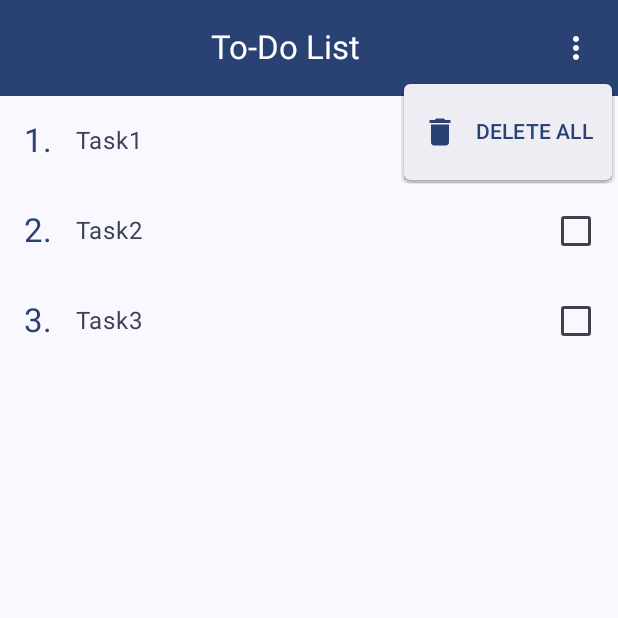
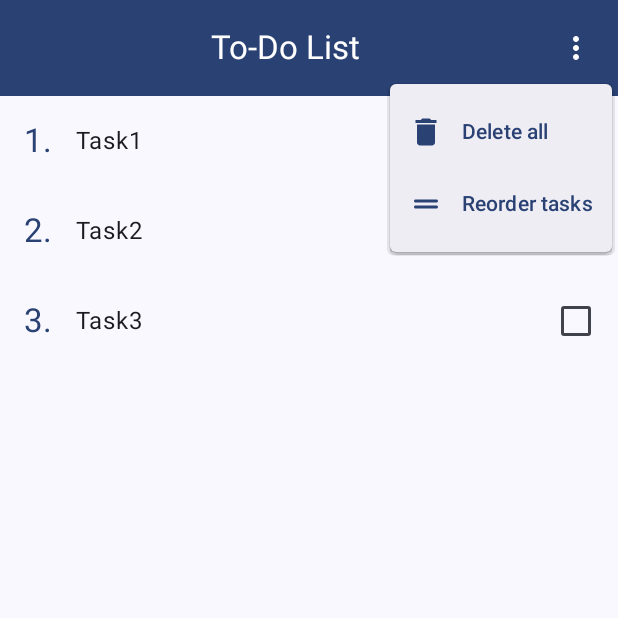
Before and after one commit to 01gaM/todo-list, an Android app built with Jetpack Compose: the screen it shows after launch (MainActivity), after a tap on "More icon", on a phone screen of 412 x 824 dp, the top half of it. Run offline under Robolectric (Android 15) with nearby library versions, the phone set to English and light mode, and no system bars; libraries missing offline, so code that uses them is left out: sh.calvin.reorderable; 1 statement that could not run was skipped.

Commit message:
add drag-to-reorder functionality for list items

```diff
--- a/app/build.gradle.kts
+++ b/app/build.gradle.kts
@@ -56,6 +56,8 @@ dependencies {
   implementation(libs.androidx.ui.graphics)
   implementation(libs.androidx.ui.tooling.preview)
   implementation(libs.androidx.material3)
+  implementation(libs.androidx.material.icons)
+  implementation(libs.reorderable)
   testImplementation(libs.junit)
   androidTestImplementation(libs.androidx.junit)
   androidTestImplementation(libs.androidx.espresso.core)
--- a/app/src/main/java/com/example/todo_list/MainActivity.kt
+++ b/app/src/main/java/com/example/todo_list/MainActivity.kt
@@ -33,12 +33,18 @@ class MainActivity : ComponentActivity() {
         taskList.remove(deletedTask)
       }
 
+      val onItemMoved: (Int, Int) -> Unit = { fromIndex, toIndex ->
+        val item = taskList.removeAt(fromIndex)
+        taskList.add(toIndex, item)
+      }
+
       ToDoListTheme {
         MainScreenContent(
           taskList = taskList,
           onItemClick = onItemClick,
           onItemDelete = onItemDelete,
-          onDeleteAllClick = { taskList.clear() }
+          onDeleteAllClick = { taskList.clear() },
+          onItemMoved = onItemMoved
         )
       }
     }
--- a/app/src/main/java/com/example/todo_list/ui/main_screen/compose/MainScreenContent.kt
+++ b/app/src/main/java/com/example/todo_list/ui/main_screen/compose/MainScreenContent.kt
@@ -2,26 +2,22 @@ package com.example.todo_list.ui.main_screen.compose
 
 import android.content.res.Configuration
 import androidx.compose.animation.AnimatedVisibility
-import androidx.compose.animation.animateColorAsState
+import androidx.compose.animation.expandIn
 import androidx.compose.animation.fadeIn
 import androidx.compose.animation.fadeOut
-import androidx.compose.foundation.ExperimentalFoundationApi
+import androidx.compose.animation.shrinkOut
 import androidx.compose.foundation.background
-import androidx.compose.foundation.clickable
 import androidx.compose.foundation.layout.Arrangement
 import androidx.compose.foundation.layout.Column
-import androidx.compose.foundation.layout.Row
 import androidx.compose.foundation.layout.fillMaxSize
 import androidx.compose.foundation.layout.fillMaxWidth
 import androidx.compose.foundation.layout.padding
 import androidx.compose.foundation.lazy.LazyColumn
 import androidx.compose.foundation.lazy.itemsIndexed
+import androidx.compose.foundation.lazy.rememberLazyListState
 import androidx.compose.material.icons.Icons
-import androidx.compose.material.icons.filled.Delete
 import androidx.compose.material.icons.filled.MoreVert
-import androidx.compose.material3.Checkbox
-import androidx.compose.material3.DropdownMenu
-import androidx.compose.material3.DropdownMenuItem
+import androidx.compose.material3.Button
 import androidx.compose.material3.ExperimentalMaterial3Api
 import androidx.compose.material3.Icon
 import androidx.compose.material3.IconButton
@@ -39,31 +35,35 @@ import androidx.compose.runtime.remember
 import androidx.compose.runtime.setValue
 import androidx.compose.ui.Alignment
 import androidx.compose.ui.Modifier
-import androidx.compose.ui.platform.LocalContext
 import androidx.compose.ui.res.stringResource
 import androidx.compose.ui.text.font.FontWeight
 import androidx.compose.ui.text.style.TextAlign
-import androidx.compose.ui.text.style.TextDecoration
 import androidx.compose.ui.tooling.preview.Preview
 import androidx.compose.ui.unit.dp
 import com.example.todo_list.R
 import com.example.todo_list.ui.composables.SwipeToDeleteContainer
 import com.example.todo_list.ui.main_screen.model.TodoTask
 import com.example.todo_list.ui.theme.ToDoListTheme
-import java.util.Locale
+import sh.calvin.reorderable.ReorderableItem
+import sh.calvin.reorderable.rememberReorderableLazyListState
 
-@OptIn(ExperimentalMaterial3Api::class, ExperimentalFoundationApi::class)
+@OptIn(ExperimentalMaterial3Api::class)
 @Composable
 fun MainScreenContent(
   modifier: Modifier = Modifier,
   taskList: List<TodoTask> = emptyList(),
   onItemClick: (Int) -> Unit = {},
   onItemDelete: (TodoTask) -> Unit = {},
-  onDeleteAllClick: () -> Unit = {}
+  onDeleteAllClick: () -> Unit = {},
+  onItemMoved: (Int, Int) -> Unit = { _, _ -> }
 ) {
-  val context = LocalContext.current
   val isTaskListEmpty by remember(taskList) { derivedStateOf { taskList.isEmpty() } }
   var displayMenu by remember { mutableStateOf(false) }
+  val lazyListState = rememberLazyListState()
+  val reorderableLazyListState = rememberReorderableLazyListState(lazyListState) { from, to ->
+    onItemMoved(from.index, to.index)
+  }
+  var isReorderingMode by remember { mutableStateOf(false) }
 
   Scaffold(
     modifier = modifier
@@ -83,6 +83,11 @@ fun MainScreenContent(
         colors = TopAppBarDefaults.topAppBarColors()
           .copy(containerColor = MaterialTheme.colorScheme.primary),
         actions = {
+          AnimatedVisibility(
+            visible = !isReorderingMode,
+            enter = expandIn(),
+            exit = shrinkOut()
+          ) {
             IconButton(
               onClick = { displayMenu = !displayMenu },
               content = {
@@ -93,34 +98,38 @@ fun MainScreenContent(
                 )
               }
             )
+          }
 
-          DropdownMenu(
-            expanded = displayMenu,
-            onDismissRequest = { displayMenu = false },
-            content = {
-              DropdownMenuItem(
-                text = {
-                  Text(
-                    text = context.getString(R.string.main_screen_menu_delete_all).uppercase(),
-                    color = MaterialTheme.colorScheme.primary
-                  )
-                },
-                leadingIcon = {
-                  Icon(
-                    imageVector = Icons.Default.Delete,
-                    contentDescription = "Delete all icon",
-                    tint = MaterialTheme.colorScheme.primary
-                  )
-                },
-                onClick = {
+          MainScreenMenu(
+            isVisible = displayMenu,
+            onDismiss = { displayMenu = false },
+            onDeleteAllClick = {
               displayMenu = false
               onDeleteAllClick()
+            },
+            onReorderTasksClick = {
+              displayMenu = false
+              isReorderingMode = true
             }
           )
         }
       )
+    },
+    bottomBar = {
+      AnimatedVisibility(
+        visible = isReorderingMode,
+        enter = fadeIn(),
+        exit = fadeOut()
+      ) {
+        Button(
+          modifier = Modifier
+            .fillMaxWidth()
+            .padding(horizontal = 16.dp)
+            .padding(bottom = 32.dp),
+          onClick = { isReorderingMode = false }) {
+          Text(text = stringResource(R.string.main_screen_button_save).uppercase())
         }
-      )
+      }
     }
   ) { innerPadding ->
     AnimatedVisibility(
@@ -151,17 +160,42 @@ fun MainScreenContent(
     }
 
     if (!isTaskListEmpty) {
-      LazyColumn(contentPadding = innerPadding) {
+      LazyColumn(
+        modifier = Modifier.fillMaxSize(),
+        state = lazyListState,
+        contentPadding = innerPadding
+      ) {
         itemsIndexed(
           items = taskList,
           key = { _, task -> task.id }
         ) { index, item ->
-          SwipeToDeleteContainer(item = item, onDelete = onItemDelete) {
+          if (isReorderingMode) {
+            ReorderableItem(
+              state = reorderableLazyListState,
+              key = item.id
+            ) { _ ->
               TodoListItem(
-              modifier = Modifier.animateItemPlacement(),
+                modifier = Modifier
+                  .draggableHandle()
+                  .animateItem(),
                 taskNumber = index + 1,
                 taskName = item.name,
                 isCompleted = item.isCompleted,
+                isReorderingMode = isReorderingMode,
+                onClick = { onItemClick(index) }
+              )
+            }
+          } else {
+            SwipeToDeleteContainer(
+              item = item,
+              onDelete = onItemDelete
+            ) {
+              TodoListItem(
+                modifier = Modifier.animateItem(),
+                taskNumber = index + 1,
+                taskName = item.name,
+                isCompleted = item.isCompleted,
+                isReorderingMode = isReorderingMode,
                 onClick = { onItemClick(index) }
               )
             }
@@ -169,64 +203,6 @@ fun MainScreenContent(
         }
       }
     }
-}
-
-@Composable
-fun TodoListItem(
-  modifier: Modifier = Modifier,
-  taskNumber: Int,
-  taskName: String,
-  isCompleted: Boolean,
-  onClick: () -> Unit
-) {
-  val capitalizedName = remember(taskName) {
-    taskName.replaceFirstChar {
-      if (it.isLowerCase()) it.titlecase(Locale.getDefault())
-      else it.toString()
-    }
-  }
-
-  val notCompletedColor = MaterialTheme.colorScheme.secondary
-  val completedColor = MaterialTheme.colorScheme.inversePrimary
-
-  val taskNameColor = remember(key1 = isCompleted) {
-    if (isCompleted) completedColor else notCompletedColor
-  }
-  val animatedTaskNameColor by animateColorAsState(
-    targetValue = taskNameColor,
-    label = "taskNameColor"
-  )
-
-  Row(
-    modifier = modifier
-      .fillMaxWidth()
-      .clickable(onClick = onClick)
-      .background(color = MaterialTheme.colorScheme.background)
-      .padding(all = 16.dp),
-    verticalAlignment = Alignment.CenterVertically
-  ) {
-
-    Text(
-      modifier = Modifier.padding(end = 16.dp),
-      text = "$taskNumber.",
-      style = MaterialTheme.typography.titleLarge,
-      color = MaterialTheme.colorScheme.primary
-    )
-
-    Text(
-      modifier = Modifier.weight(weight = 1f),
-      text = capitalizedName,
-      style = MaterialTheme.typography.bodyLarge,
-      color = animatedTaskNameColor,
-      textDecoration = remember(isCompleted) {
-        if (isCompleted) TextDecoration.LineThrough else null
-      }
-    )
-
-    Checkbox(
-      checked = isCompleted,
-      onCheckedChange = null
-    )
   }
 }
 
@@ -241,7 +217,7 @@ private fun MainScreenContentPreview() {
       taskList = remember {
         mutableStateListOf(
           TodoTask(name = "task1", id = 1),
-          TodoTask(name = "task2", id = 2),
+          TodoTask(name = "task2", id = 2, isCompleted = true),
           TodoTask(name = "task3", id = 3)
         )
       }
@@ -249,28 +225,4 @@ private fun MainScreenContentPreview() {
   }
 }
 
-@Preview(showBackground = true)
-@Preview(uiMode = Configuration.UI_MODE_NIGHT_YES, backgroundColor = 0x000000)
-@Composable
-private fun TodoListItemPreview() {
-  ToDoListTheme {
-    TodoListItem(taskNumber = 1, taskName = "Some task", isCompleted = false, onClick = {})
-  }
-}
-
-
-@Preview(showBackground = true)
-@Preview(uiMode = Configuration.UI_MODE_NIGHT_YES, backgroundColor = 0x000000)
-@Composable
-private fun TodoListItemCompletedPreview() {
-  ToDoListTheme {
-    TodoListItem(
-      taskNumber = 1,
-      taskName = "Some task",
-      isCompleted = true,
-      onClick = {}
-    )
-  }
-}
-
 // endregion
--- /dev/null
+++ b/app/src/main/java/com/example/todo_list/ui/main_screen/compose/MainScreenMenu.kt
@@ -0,0 +1,62 @@
+package com.example.todo_list.ui.main_screen.compose
+
+import androidx.compose.material.icons.Icons
+import androidx.compose.material.icons.filled.Delete
+import androidx.compose.material.icons.rounded.DragHandle
+import androidx.compose.material3.DropdownMenu
+import androidx.compose.material3.DropdownMenuItem
+import androidx.compose.material3.Icon
+import androidx.compose.material3.MaterialTheme
+import androidx.compose.material3.Text
+import androidx.compose.runtime.Composable
+import androidx.compose.ui.platform.LocalContext
+import com.example.todo_list.R
+
+@Composable
+fun MainScreenMenu(
+  isVisible: Boolean,
+  onDismiss: () -> Unit,
+  onDeleteAllClick: () -> Unit,
+  onReorderTasksClick: () -> Unit
+) {
+  val context = LocalContext.current
+  DropdownMenu(
+    expanded = isVisible,
+    onDismissRequest = onDismiss,
+    content = {
+      DropdownMenuItem(
+        text = {
+          Text(
+            text = context.getString(R.string.main_screen_menu_delete_all),
+            color = MaterialTheme.colorScheme.primary
+          )
+        },
+        leadingIcon = {
+          Icon(
+            imageVector = Icons.Default.Delete,
+            contentDescription = "Delete all icon",
+            tint = MaterialTheme.colorScheme.primary
+          )
+        },
+        onClick = onDeleteAllClick
+      )
+
+      DropdownMenuItem(
+        text = {
+          Text(
+            text = context.getString(R.string.main_screen_menu_reorder),
+            color = MaterialTheme.colorScheme.primary
+          )
+        },
+        leadingIcon = {
+          Icon(
+            imageVector = Icons.Rounded.DragHandle,
+            contentDescription = "Reorder icon",
+            tint = MaterialTheme.colorScheme.primary
+          )
+        },
+        onClick = onReorderTasksClick
+      )
+    }
+  )
+}
--- /dev/null
+++ b/app/src/main/java/com/example/todo_list/ui/main_screen/compose/TodoListItem.kt
@@ -0,0 +1,126 @@
+package com.example.todo_list.ui.main_screen.compose
+
+import android.content.res.Configuration
+import androidx.compose.animation.Crossfade
+import androidx.compose.animation.animateColorAsState
+import androidx.compose.foundation.background
+import androidx.compose.foundation.clickable
+import androidx.compose.foundation.layout.Row
+import androidx.compose.foundation.layout.fillMaxWidth
+import androidx.compose.foundation.layout.padding
+import androidx.compose.material.icons.Icons
+import androidx.compose.material.icons.filled.DragHandle
+import androidx.compose.material3.Checkbox
+import androidx.compose.material3.Icon
+import androidx.compose.material3.MaterialTheme
+import androidx.compose.material3.Text
+import androidx.compose.runtime.Composable
+import androidx.compose.runtime.getValue
+import androidx.compose.runtime.remember
+import androidx.compose.ui.Alignment
+import androidx.compose.ui.Modifier
+import androidx.compose.ui.text.style.TextDecoration
+import androidx.compose.ui.tooling.preview.Preview
+import androidx.compose.ui.unit.dp
+import com.example.todo_list.ui.theme.ToDoListTheme
+import java.util.Locale
+
+@Composable
+fun TodoListItem(
+  modifier: Modifier = Modifier,
+  taskNumber: Int,
+  taskName: String,
+  isCompleted: Boolean,
+  isReorderingMode: Boolean = false,
+  onClick: () -> Unit
+) {
+  val capitalizedName = remember(taskName) {
+    taskName.replaceFirstChar {
+      if (it.isLowerCase()) it.titlecase(Locale.getDefault())
+      else it.toString()
+    }
+  }
+
+  val notCompletedColor = MaterialTheme.colorScheme.onBackground
+  val completedColor = MaterialTheme.colorScheme.inversePrimary
+
+  val taskNameColor = remember(key1 = isCompleted) {
+    if (isCompleted) completedColor else notCompletedColor
+  }
+  val animatedTaskNameColor by animateColorAsState(
+    targetValue = taskNameColor,
+    label = "taskNameColor"
+  )
+
+  Row(
+    modifier = modifier
+      .fillMaxWidth()
+      .clickable(onClick = onClick)
+      .background(color = MaterialTheme.colorScheme.background)
+      .padding(all = 16.dp),
+    verticalAlignment = Alignment.CenterVertically
+  ) {
+    Text(
+      modifier = Modifier.padding(end = 16.dp),
+      text = "$taskNumber.",
+      style = MaterialTheme.typography.titleLarge,
+      color = MaterialTheme.colorScheme.primary
+    )
+
+    Text(
+      modifier = Modifier.weight(weight = 1f),
+      text = capitalizedName,
+      style = MaterialTheme.typography.bodyLarge,
+      color = animatedTaskNameColor,
+      textDecoration = remember(isCompleted) {
+        if (isCompleted) TextDecoration.LineThrough else null
+      }
+    )
+
+    Crossfade(
+      targetState = isReorderingMode,
+      label = "Reordering Icon/Checkbox transition"
+    ) { isReordering ->
+      if (isReordering) {
+        Icon(
+          imageVector = Icons.Default.DragHandle,
+          contentDescription = "Drag handle icon",
+          tint = MaterialTheme.colorScheme.primary
+        )
+      } else {
+        Checkbox(
+          checked = isCompleted,
+          onCheckedChange = null
+        )
+      }
+    }
+  }
+}
+
+// region preview
+
+@Preview(showBackground = true)
+@Preview(uiMode = Configuration.UI_MODE_NIGHT_YES, backgroundColor = 0x000000)
+@Composable
+private fun TodoListItemPreview() {
+  ToDoListTheme {
+    TodoListItem(taskNumber = 1, taskName = "Some task", isCompleted = false, onClick = {})
+  }
+}
+
+
+@Preview(showBackground = true)
+@Preview(uiMode = Configuration.UI_MODE_NIGHT_YES, backgroundColor = 0x000000)
+@Composable
+private fun TodoListItemCompletedPreview() {
+  ToDoListTheme {
+    TodoListItem(
+      taskNumber = 1,
+      taskName = "Some task",
+      isCompleted = true,
+      onClick = {}
+    )
+  }
+}
+
+// endregion
--- a/app/src/main/res/values/strings.xml
+++ b/app/src/main/res/values/strings.xml
@@ -5,4 +5,6 @@
     <string name="main_screen_empty_list_title">List is empty!</string>
     <string name="main_screen_empty_list_description">Tap on \"+\" to add a new item.</string>
     <string name="main_screen_menu_delete_all">Delete all</string>
+    <string name="main_screen_menu_reorder">Reorder tasks</string>
+    <string name="main_screen_button_save">Save</string>
 </resources>
--- a/gradle/libs.versions.toml
+++ b/gradle/libs.versions.toml
@@ -8,6 +8,7 @@ espressoCore = "3.6.1"
 lifecycleRuntimeKtx = "2.8.7"
 activityCompose = "1.9.3"
 composeBom = "2024.04.01"
+reorderable = "2.4.0"
 
 [libraries]
 androidx-core-ktx = { group = "androidx.core", name = "core-ktx", version.ref = "coreKtx" }
@@ -24,6 +25,8 @@ androidx-ui-tooling-preview = { group = "androidx.compose.ui", name = "ui-toolin
 androidx-ui-test-manifest = { group = "androidx.compose.ui", name = "ui-test-manifest" }
 androidx-ui-test-junit4 = { group = "androidx.compose.ui", name = "ui-test-junit4" }
 androidx-material3 = { group = "androidx.compose.material3", name = "material3" }
+androidx-material-icons = { group = "androidx.compose.material", name = "material-icons-extended" }
+reorderable = { module = "sh.calvin.reorderable:reorderable", version.ref = "reorderable" }
 
 [plugins]
 android-application = { id = "com.android.application", version.ref = "agp" }
```
Lines whose indentation alone changed are shown as unchanged.
